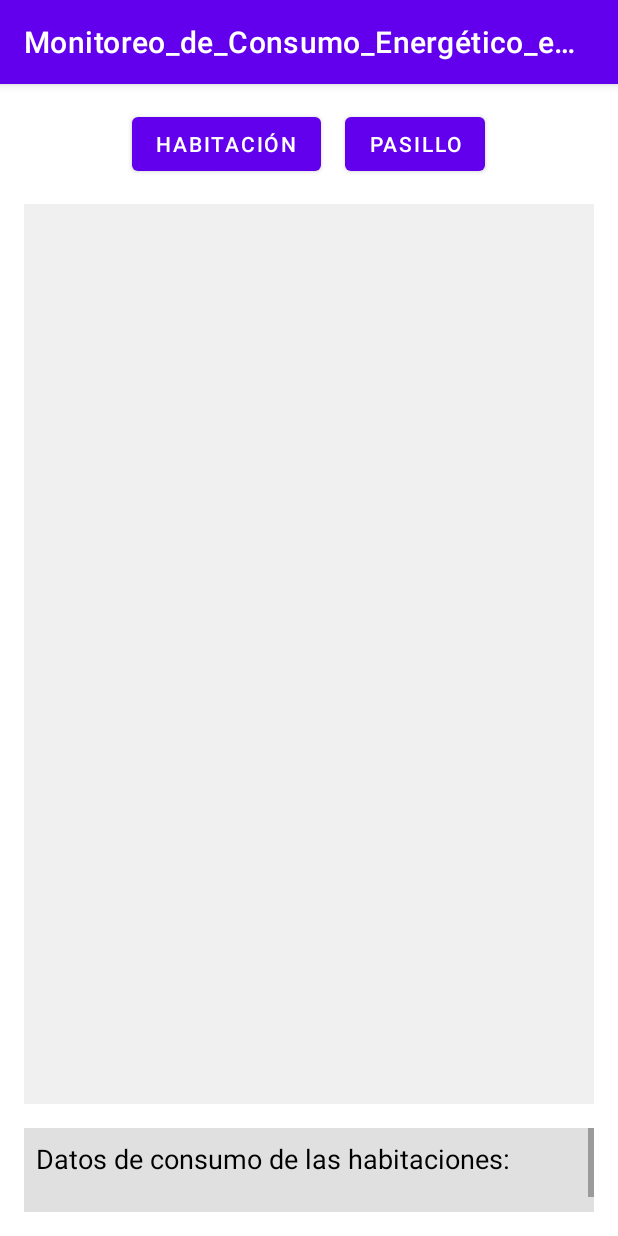
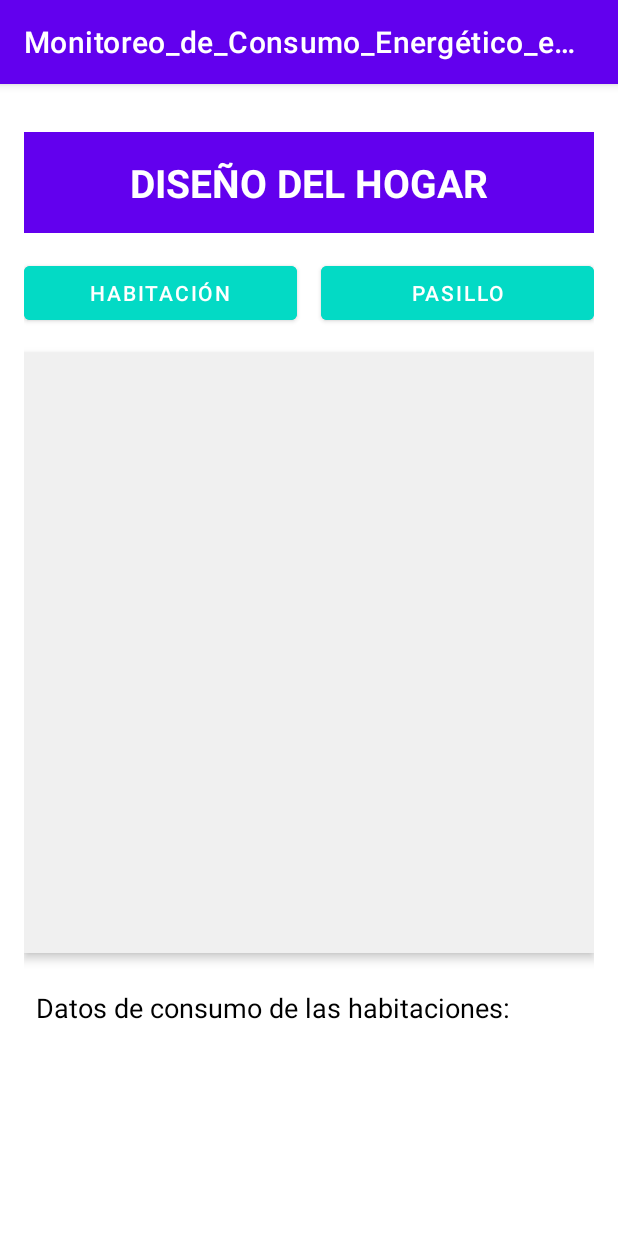
Before and after one commit to Jaime1999l/Monitoreo_de_Consumo_Energetico_en_el_Hogar, an Android app: the DisenarHogarActivity screen opened directly, with no data from a screen before it, on a phone screen of 412 x 824 dp. Run offline under Robolectric (Android 15) with nearby library versions, the phone set to English and light mode, and no system bars; our stand-ins replace Firebase (no records; nobody signed in at launch, a user with empty details on screens opened directly).

Commit message:
Cambios estéticos
activity_disenar_hogar

```diff
--- /dev/null
+++ b/app/src/main/res/drawable/rounded_button.xml
@@ -0,0 +1,6 @@
+<!-- res/drawable/rounded_button.xml -->
+<shape xmlns:android="http://schemas.android.com/apk/res/android">
+    <solid android:color="?attr/colorPrimary" /> <!-- Color de fondo primario -->
+    <corners android:radius="12dp" /> <!-- Bordes redondeados -->
+    <padding android:left="16dp" android:right="16dp" />
+</shape>
--- a/app/src/main/res/layout/activity_disenar_hogar.xml
+++ b/app/src/main/res/layout/activity_disenar_hogar.xml
@@ -2,30 +2,51 @@
 <LinearLayout xmlns:android="http://schemas.android.com/apk/res/android"
     android:layout_width="match_parent"
     android:layout_height="match_parent"
+    android:background="@color/white"
     android:orientation="vertical"
     android:padding="16dp">
+
+    <!-- Título de la aplicación o actividad -->
+    <TextView
+        android:id="@+id/titulo"
+        android:layout_width="match_parent"
+        android:layout_height="wrap_content"
+        android:layout_marginTop="16dp"
+        android:layout_marginBottom="16dp"
+        android:background="@color/colorPrimary"
+        android:gravity="center"
+        android:padding="16dp"
+        android:text="@string/titulo_habitacion_pasillo"
+        android:textColor="#FFFFFF"
+        android:textSize="26sp"
+        android:textStyle="bold" />
 
     <!-- Botones para agregar habitaciones y pasillos -->
     <LinearLayout
         android:layout_width="match_parent"
         android:layout_height="wrap_content"
-        android:orientation="horizontal"
-        android:layout_gravity="center"
+        android:layout_marginBottom="16dp"
         android:gravity="center"
-        android:layout_marginBottom="16dp">
+        android:orientation="horizontal">
 
         <Button
             android:id="@+id/btn_agregar_habitacion"
-            android:layout_width="wrap_content"
+            android:layout_width="0dp"
             android:layout_height="wrap_content"
-            android:text="@string/habitaci_n" />
+            android:layout_weight="1"
+            android:backgroundTint="@color/colorAccent"
+            android:text="@string/habitaci_n"
+            android:textColor="@android:color/white" />
 
         <Button
             android:id="@+id/btn_agregar_pasillo"
-            android:layout_width="wrap_content"
+            android:layout_width="0dp"
             android:layout_height="wrap_content"
+            android:layout_marginStart="16dp"
+            android:layout_weight="1"
+            android:backgroundTint="@color/colorAccent"
             android:text="@string/pasillo"
-            android:layout_marginStart="16dp" />
+            android:textColor="@android:color/white" />
 
     </LinearLayout>
 
@@ -33,13 +54,13 @@
     <FrameLayout
         android:id="@+id/layout_hogar"
         android:layout_width="match_parent"
-        android:layout_height="600dp"
-        android:background="#f0f0f0"
+        android:layout_height="400dp"
         android:layout_gravity="center"
-        android:layout_marginBottom="16dp">
-    </FrameLayout>
+        android:layout_marginBottom="16dp"
+        android:background="@color/lightGray"
+        android:elevation="4dp"
+        android:padding="16dp" />
 
-    <!-- ScrollView para datos de las habitaciones y pasillos -->
     <ScrollView
         android:layout_width="match_parent"
         android:layout_height="wrap_content"
@@ -49,18 +70,24 @@
             android:id="@+id/layout_datos_habitaciones"
             android:layout_width="match_parent"
             android:layout_height="wrap_content"
+            android:background="@color/white"
+            android:elevation="4dp"
             android:orientation="vertical"
-            android:padding="8dp"
-            android:background="#E0E0E0">
+            android:padding="8dp">
 
+            <!-- Sección de datos de consumo -->
             <TextView
-                android:layout_width="wrap_content"
+                android:layout_width="match_parent"
                 android:layout_height="wrap_content"
+                android:paddingBottom="8dp"
                 android:text="@string/datos_de_consumo_de_las_habitaciones"
+                android:textColor="@color/primaryTextColor"
+                android:textSize="16sp"
                 android:textStyle="bold" />
 
-            <!-- Aquí se añadirán dinámicamente los datos de habitaciones y pasillos -->
+            <!-- Aqui se añadiran dinámicamente los datos de habitaciones y pasillos -->
         </LinearLayout>
     </ScrollView>
 
+
 </LinearLayout>
--- a/app/src/main/res/values/colors.xml
+++ b/app/src/main/res/values/colors.xml
@@ -7,4 +7,11 @@
     <color name="teal_700">#FF018786</color>
     <color name="black">#FF000000</color>
     <color name="white">#FFFFFFFF</color>
+    <color name="colorPrimary">#6200EE</color>
+    <color name="colorPrimaryDark">#3700B3</color>
+    <color name="colorAccent">#03DAC5</color>
+    <color name="colorBackground">#F5F5F5</color>
+    <color name="colorTextInfo">#757575</color>
+    <color name="primaryTextColor">#212121</color>
+    <color name="lightGray">#f0f0f0</color>
 </resources>
--- a/app/src/main/res/values/strings.xml
+++ b/app/src/main/res/values/strings.xml
@@ -1,6 +1,8 @@
 <resources>
     <string name="app_name">Monitoreo_de_Consumo_Energético_en_el_Hogar</string>
-    <string name="datos_de_consumo_de_las_habitaciones">Datos de consumo de las habitaciones:</string>
+    <string name="datos_de_consumo_de_las_habitaciones"> Consumo energetico de las habitaciones:</string>
     <string name="pasillo">Pasillo</string>
     <string name="habitaci_n">Habitación</string>
+    <string name="info_habitacion_pasillo">Por favor, selecciona una habitación o un pasillo para agregar al diseño de tu hogar.</string>
+    <string name="titulo_habitacion_pasillo">DISEÑO DEL HOGAR</string>
 </resources>
```
Also changed, not shown: app/src/main/res/drawable/bg_hogar_container.xml (added, +12 -0 lines), app/src/main/res/drawable/button_shadow.xml (added, +20 -0 lines), app/src/main/res/drawable/container_background.xml (added, +14 -0 lines), app/src/main/res/drawable/ic_habitacion.xml (added, +10 -0 lines), app/src/main/res/drawable/ic_pasillo.xml (added, +10 -0 lines).
